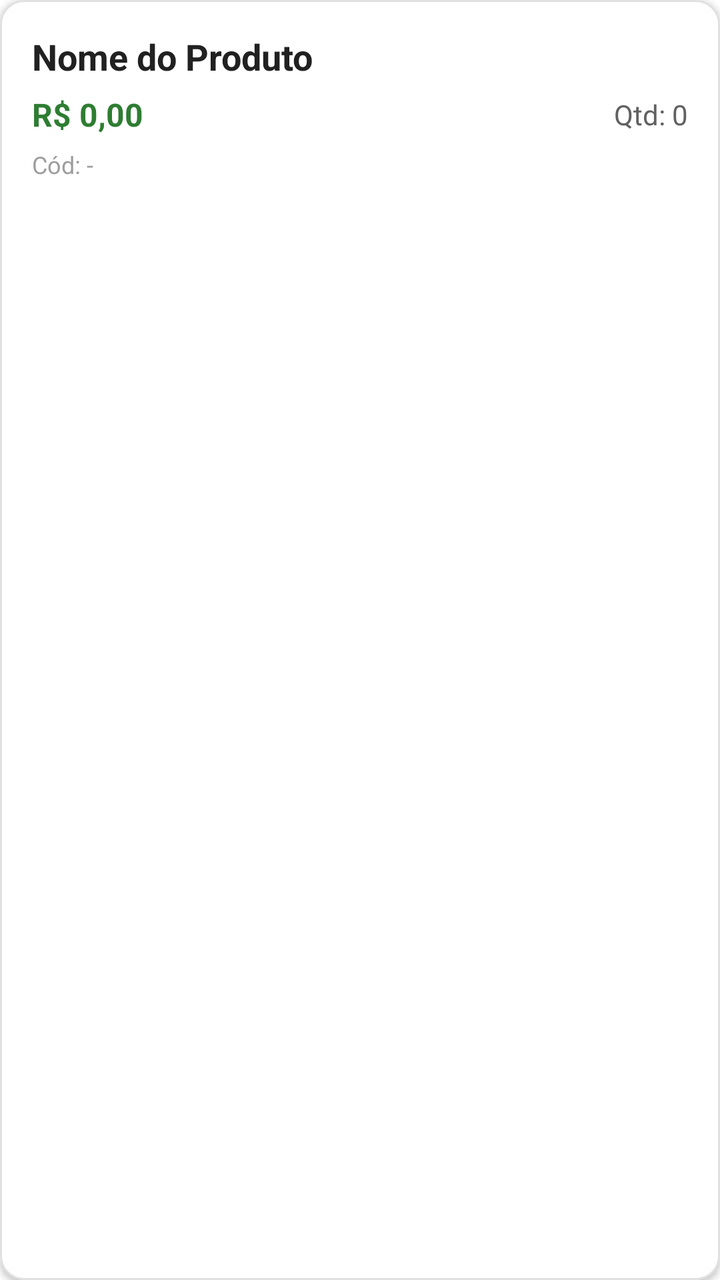
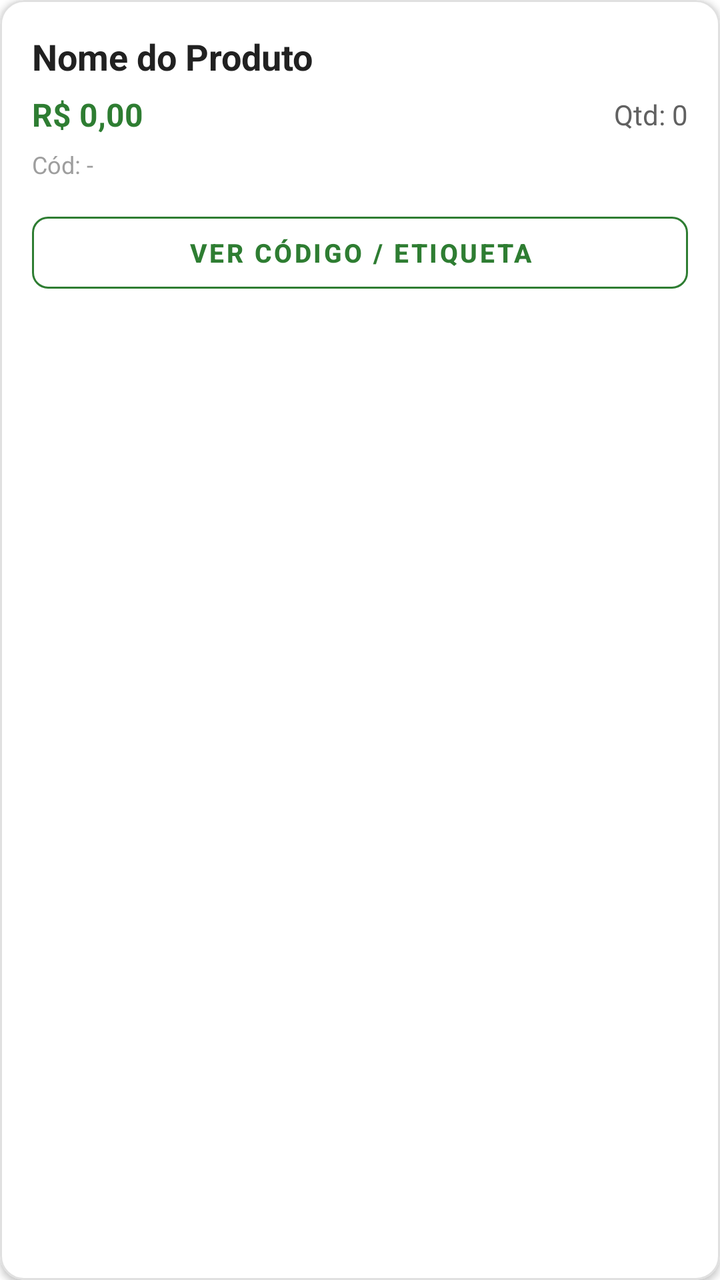

Compare the two renders of this Android layout. The source of the first and the diff that turns it into the second are given below.
<!-- AndroidManifest.xml: application theme Theme.MaterialComponents.Light.NoActionBar -->
<!-- res/layout/item_produto.xml -->
<?xml version="1.0" encoding="utf-8"?>
<com.google.android.material.card.MaterialCardView
    xmlns:android="http://schemas.android.com/apk/res/android"
    xmlns:app="http://schemas.android.com/apk/res-auto"
    android:layout_width="match_parent"
    android:layout_height="wrap_content"
    android:layout_marginBottom="12dp"
    app:cardCornerRadius="12dp"
    app:cardElevation="2dp"
    app:strokeColor="#E0E0E0"
    app:strokeWidth="1dp">

    <LinearLayout
        android:layout_width="match_parent"
        android:layout_height="wrap_content"
        android:orientation="vertical"
        android:padding="16dp">

        <TextView
            android:id="@+id/txtNomeProduto"
            android:layout_width="wrap_content"
            android:layout_height="wrap_content"
            android:text="Nome do Produto"
            android:textSize="18sp"
            android:textStyle="bold"
            android:textColor="#212121"
            android:layout_marginBottom="6dp"/>

        <LinearLayout
            android:layout_width="match_parent"
            android:layout_height="wrap_content"
            android:orientation="horizontal"
            android:gravity="center_vertical">

            <TextView
                android:id="@+id/txtPrecoProduto"
                android:layout_width="0dp"
                android:layout_height="wrap_content"
                android:layout_weight="1"
                android:text="R$ 0,00"
                android:textSize="16sp"
                android:textStyle="bold"
                android:textColor="#2E7D32"/>

            <TextView
                android:id="@+id/txtEstoqueProduto"
                android:layout_width="wrap_content"
                android:layout_height="wrap_content"
                android:text="Qtd: 0"
                android:textSize="14sp"
                android:textColor="#616161"/>
        </LinearLayout>

        <TextView
            android:id="@+id/txtCodigoBarras"
            android:layout_width="wrap_content"
            android:layout_height="wrap_content"
            android:text="Cód: -"
            android:textSize="12sp"
            android:textColor="#9E9E9E"
            android:layout_marginTop="6dp"/>

    </LinearLayout>
</com.google.android.material.card.MaterialCardView>
<!-- resources referenced by this layout -->
<resources>

</resources>

<!-- the commit's change to res/layout/item_produto.xml (unified diff, before → after) -->
@@ -58,7 +58,20 @@
             android:text="Cód: -"
             android:textSize="12sp"
             android:textColor="#9E9E9E"
-            android:layout_marginTop="6dp"/>
+            android:layout_marginTop="6dp"
+            android:layout_marginBottom="12dp"/>
+
+        <com.google.android.material.button.MaterialButton
+            android:id="@+id/btnVerCodigo"
+            style="@style/Widget.MaterialComponents.Button.OutlinedButton"
+            android:layout_width="match_parent"
+            android:layout_height="48dp"
+            android:text="VER CÓDIGO / ETIQUETA"
+            android:textSize="13sp"
+            android:textStyle="bold"
+            android:textColor="#2E7D32"
+            app:strokeColor="#2E7D32"
+            app:cornerRadius="8dp"/>
 
     </LinearLayout>
 </com.google.android.material.card.MaterialCardView>
